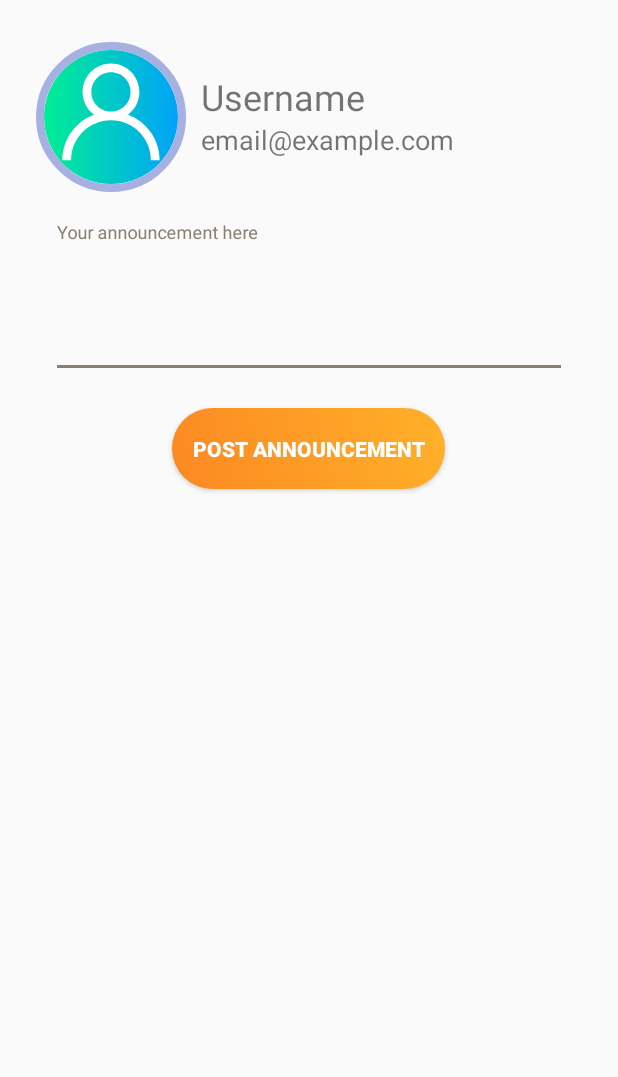
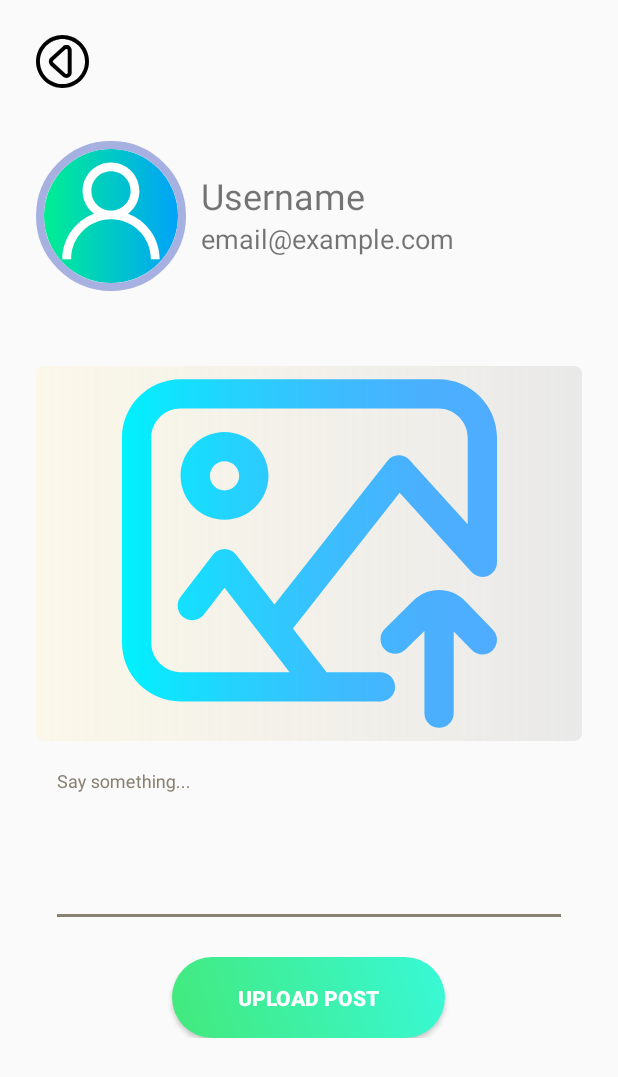
Before and after one commit to ShashankBiplav/PackTalk, an Android app: the CreatePost screen opened directly, with no data from a screen before it, on a phone screen of 412 x 824 dp. Shown: the top 1077 px of the screen. Run offline under Robolectric (Android 15) with nearby library versions, the phone set to English and light mode, and no system bars; our stand-ins replace CircleImageView; libraries missing offline, so code that uses them is left out: com.parse, com.shashank.sony; Roboto replaces fonts that are not available here; 5 statements that could not run were skipped.

Commit message:
Implemented CreatePost activity front and backend!

```diff
--- a/app/src/main/java/com/example/packtalk/activities/allactivities/CreatePost.java
+++ b/app/src/main/java/com/example/packtalk/activities/allactivities/CreatePost.java
@@ -1,16 +1,230 @@
 package com.example.packtalk.activities.allactivities;
 
+import androidx.annotation.NonNull;
+import androidx.annotation.Nullable;
 import androidx.appcompat.app.AppCompatActivity;
+import androidx.core.app.ActivityCompat;
 
+import android.Manifest;
+import android.app.Activity;
+import android.app.ProgressDialog;
+import android.content.Intent;
+import android.content.pm.PackageManager;
+import android.database.Cursor;
+import android.graphics.Bitmap;
+import android.graphics.BitmapFactory;
+import android.net.Uri;
+import android.os.Build;
 import android.os.Bundle;
+import android.provider.MediaStore;
+import android.view.View;
+import android.widget.Button;
+import android.widget.EditText;
+import android.widget.ImageView;
+import android.widget.TextView;
+import android.widget.Toast;
 
 import com.example.packtalk.R;
+import com.parse.GetDataCallback;
+import com.parse.ParseException;
+import com.parse.ParseFile;
+import com.parse.ParseObject;
+import com.parse.ParseUser;
+import com.parse.SaveCallback;
+import com.shashank.sony.fancytoastlib.FancyToast;
 
-public class CreatePost extends AppCompatActivity {
+import java.io.ByteArrayOutputStream;
+
+public class CreatePost extends AppCompatActivity implements View.OnClickListener {
+
+    //UI components
+    private TextView cPActivityUsername, cPActivityEmail;
+    private EditText editTextUserCPActivity;
+    private Button buttonUploadPostCPActivity;
+    private ImageView profilePictureCPActivity, imageViewCPActivityUploadImage, imageViewBackButtonCPActivity;
+    private Bitmap receivedImageBitmap;
+    private ParseUser currentUser;
+
 
     @Override
     protected void onCreate(Bundle savedInstanceState) {
         super.onCreate(savedInstanceState);
         setContentView(R.layout.activity_create_post);
+
+        cPActivityUsername =findViewById(R.id.cPActivityUsername);
+        cPActivityEmail = findViewById(R.id.cPActivityEmail);
+        editTextUserCPActivity = findViewById(R.id.editTextUserCPActivity);
+        buttonUploadPostCPActivity = findViewById(R.id.buttonUploadPostCPActivity);
+        profilePictureCPActivity = findViewById(R.id.profilePictureCPActivity);
+        imageViewCPActivityUploadImage = findViewById(R.id.imageViewCPActivityUploadImage);
+        imageViewBackButtonCPActivity = findViewById(R.id.imageViewBackButtonCPActivity);
+        //calling parseServer for user information access
+        currentUser = ParseUser.getCurrentUser();
+
+        //setting up profile picture from parse server
+        ParseFile profilePicture = (ParseFile) currentUser.get("profilePicture");
+        if(profilePicture !=null) {
+            profilePicture.getDataInBackground(new GetDataCallback() {
+                @Override
+                public void done(byte[] data, ParseException e) {
+                    if (data != null && e == null) {
+                        Bitmap bitmap = BitmapFactory.decodeByteArray(data, 0, data.length);
+                        profilePictureCPActivity.setImageBitmap(bitmap);
+                    } else {
+                        profilePictureCPActivity.setImageResource(R.drawable.ic_defaultprofilepicture);
+                    }
+                }
+            });
+        }else {
+            profilePictureCPActivity.setImageResource(R.drawable.ic_defaultprofilepicture);
+        }
+        cPActivityUsername.setText(currentUser.getUsername());
+        cPActivityEmail.setText(currentUser.getEmail());
+
+        //setting on click listener on image view and button
+        imageViewCPActivityUploadImage.setOnClickListener(CreatePost.this);
+        buttonUploadPostCPActivity.setOnClickListener(CreatePost.this);
+        imageViewBackButtonCPActivity.setOnClickListener(this);
+
+    }
+
+    @Override
+    public void onClick(View view) {
+        switch (view.getId()){
+            case R.id.imageViewCPActivityUploadImage:
+                //if user's device has Android Marshmallow or API 23 or above and whether user has already given
+                //the permission is not equal to Permission Granted then ask for permission again
+                if (Build.VERSION.SDK_INT >= 23 && ActivityCompat.checkSelfPermission(getApplicationContext(),
+                        Manifest.permission.READ_EXTERNAL_STORAGE) != PackageManager.PERMISSION_GRANTED){
+
+                    requestPermissions(new String[] {Manifest.permission.READ_EXTERNAL_STORAGE}, 1000);
+
+                }
+                else{
+
+                    getChosenImage();
+
+                }
+                break;
+            case R.id.buttonUploadPostCPActivity:
+
+                if (receivedImageBitmap != null ){
+                    if (editTextUserCPActivity.getText().toString().equals("")){
+                        FancyToast.makeText(CreatePost.this,
+                                "Please say something , description cannot be empty !" ,
+                                Toast.LENGTH_LONG, FancyToast.WARNING,
+                                true).show();
+                    }
+                    else {
+
+                        //uploading the Image to the parse server
+                        ByteArrayOutputStream byteArrayOutputStream =new ByteArrayOutputStream();
+                        receivedImageBitmap.compress(Bitmap.CompressFormat.JPEG, 100, byteArrayOutputStream);
+                        byte[] bytes = byteArrayOutputStream.toByteArray();
+                        ParseFile parseFile = new ParseFile("uploaded.png",bytes);
+                        ParseObject parseObject = new ParseObject("Posts");
+                        parseObject.put("uploadedImage", parseFile);
+
+                        parseObject.put("description",editTextUserCPActivity.getText().toString());
+                        parseObject.put("username",ParseUser.getCurrentUser().getUsername());
+                        parseObject.put("email",ParseUser.getCurrentUser().getEmail());
+
+                        final ProgressDialog progressDialog = ProgressDialog.show(this,
+                                "Uploading Post", "Please wait...", true);
+
+
+                        parseObject.saveInBackground(new SaveCallback() {
+                            @Override
+                            public void done(ParseException e) {
+                                if (e == null) {
+                                    FancyToast.makeText(CreatePost.this,
+                                            currentUser.getUsername() + "'s post has been uploaded successfully!",
+                                            Toast.LENGTH_SHORT, FancyToast.SUCCESS,
+                                            true).show();
+                                    Intent intent = new Intent(CreatePost.this, HomeActivity.class);
+                                    startActivity(intent);
+                                    finish();
+                                }
+                                else {
+                                    FancyToast.makeText(CreatePost.this,
+                                            "An error occurred!" + "\n" + e.getMessage(),
+                                            Toast.LENGTH_LONG, FancyToast.ERROR,
+                                            true).show();
+                                }
+                                progressDialog.dismiss();
+                            }
+                        });
+
+                    }
+                }
+                else{
+                    FancyToast.makeText(CreatePost.this,
+                            "Please select an image to upload !" ,
+                            Toast.LENGTH_LONG, FancyToast.WARNING,
+                            true).show();
+                }
+
+                break;
+            case R.id.imageViewBackButtonCPActivity:
+                Intent intent = new Intent(CreatePost.this, HomeActivity.class);
+                startActivity(intent);
+                finish();
+                break;
+
+        }
+    }
+
+    private void getChosenImage() {
+//        FancyToast.makeText(CreatePost.this, "now we can access images",
+//                Toast.LENGTH_SHORT, FancyToast.SUCCESS, true).show();
+
+                Intent intent = new Intent(Intent.ACTION_PICK,
+                        MediaStore.Images.Media.EXTERNAL_CONTENT_URI);
+        startActivityForResult(intent, 2000);
+    }
+
+    @Override
+    public void onRequestPermissionsResult(int requestCode, @NonNull String[] permissions, @NonNull int[] grantResults) {
+        super.onRequestPermissionsResult(requestCode, permissions, grantResults);
+        if (requestCode == 1000){
+
+            if (grantResults.length > 0 && grantResults[0] ==
+                    PackageManager.PERMISSION_GRANTED){
+
+                getChosenImage();
+
+            }
+
+        }
+    }
+
+    @Override
+    protected void onActivityResult(int requestCode, int resultCode, @Nullable Intent data) {
+        super.onActivityResult(requestCode, resultCode, data);
+
+        if (requestCode == 2000){
+
+            if (resultCode == Activity.RESULT_OK){
+
+                try {
+                    Uri selectedImage = data.getData();
+                    String[] filePathCoulmn = {MediaStore.Images.Media.DATA};
+                    Cursor cursor = this.getContentResolver().
+                            query(selectedImage, filePathCoulmn, null, null,null);
+                    cursor.moveToFirst();
+                    int coulmnIndex = cursor.getColumnIndex(filePathCoulmn[0]);
+                    String picturePath = cursor.getString(coulmnIndex);
+                    cursor.close();
+
+                    receivedImageBitmap = BitmapFactory.decodeFile(picturePath);
+                    imageViewCPActivityUploadImage.setImageBitmap(receivedImageBitmap);
+                }
+                catch (Exception e){
+                    e.printStackTrace();
+                }
+
+            }
+
+        }
     }
 }
--- a/app/src/main/java/com/example/packtalk/activities/allactivities/UpdateProfile.java
+++ b/app/src/main/java/com/example/packtalk/activities/allactivities/UpdateProfile.java
@@ -166,8 +166,8 @@ public class UpdateProfile extends AppCompatActivity implements View.OnClickList
                 else {
 
                     FancyToast.makeText(UpdateProfile.this,
-                            "Please Upload A Profile Picture" ,
-                            Toast.LENGTH_LONG, FancyToast.ERROR,
+                            "Please select an image for your Profile Picture !" ,
+                            Toast.LENGTH_LONG, FancyToast.WARNING,
                             true).show();
 
                 }
--- a/app/src/main/java/com/example/packtalk/activities/fragments/AnnouncementsTab.java
+++ b/app/src/main/java/com/example/packtalk/activities/fragments/AnnouncementsTab.java
@@ -62,7 +62,7 @@ public class AnnouncementsTab extends Fragment{
 
             try {
 
-                final ProgressDialog progressDialog = ProgressDialog.show(getActivity(), "Loading Announcements...", "Please wait...", true);
+                final ProgressDialog progressDialog = ProgressDialog.show(getActivity(), "Loading Announcements", "Please wait...", true);
 
 
                 ParseQuery<ParseObject> parseQuery = ParseQuery.getQuery("myAnnouncement");
--- /dev/null
+++ b/app/src/main/res/drawable/create_post_button_bk.xml
@@ -0,0 +1,18 @@
+<?xml version="1.0" encoding="utf-8"?>
+<shape xmlns:android="http://schemas.android.com/apk/res/android"
+    android:shape="rectangle" >
+    <corners
+        android:radius="27dp"
+        />
+    <gradient
+        android:angle="45"
+        android:centerX="35%"
+        android:startColor="#43e97b"
+        android:endColor="#38f9d7"
+        android:type="linear"
+        />
+    <size
+        android:width="182dp"
+        android:height="54dp"
+        />
+</shape>
--- /dev/null
+++ b/app/src/main/res/drawable/ic_upload_image.xml
@@ -0,0 +1,25 @@
+<vector xmlns:android="http://schemas.android.com/apk/res/android"
+    xmlns:aapt="http://schemas.android.com/aapt"
+    android:width="512dp"
+    android:height="512dp"
+    android:viewportWidth="512.0002"
+    android:viewportHeight="512">
+  <path
+      android:pathData="m432,18h-352c-44.113,0 -80,35.887 -80,80v280c0,44.113 35.887,80 80,80h273c11.047,0 20,-8.953 20,-20s-8.953,-20 -20,-20h-73.664l-45.984,-59.656 145.723,-185.348 98.098,108.422c5.547,6.137 14.301,8.219 22.02,5.246 7.715,-2.977 12.809,-10.395 12.809,-18.664v-170c0,-44.113 -35.887,-80 -80,-80zM472,216.086 L392.832,128.582c-3.953,-4.371 -9.641,-6.785 -15.523,-6.57 -5.887,0.207 -11.387,2.996 -15.031,7.629l-154.117,196.023 -52.32,-67.875c-3.785,-4.91 -9.637,-7.789 -15.84,-7.789 -0.004,0 -0.008,0 -0.012,0 -6.203,0.004 -12.059,2.887 -15.84,7.805l-44.016,57.219c-6.734,8.758 -5.098,21.313 3.656,28.047 8.758,6.738 21.313,5.098 28.051,-3.656l28.176,-36.633 88.816,115.219h-148.832c-22.055,0 -40,-17.945 -40,-40v-280c0,-22.055 17.945,-40 40,-40h352c22.055,0 40,17.945 40,40zM140,90c-33.086,0 -60,26.918 -60,60 0,33.086 26.914,60 60,60s60,-26.914 60,-60c0,-33.082 -26.914,-60 -60,-60zM140,170c-11.027,0 -20,-8.973 -20,-20s8.973,-20 20,-20 20,8.973 20,20 -8.973,20 -20,20zM506.371,360.09c7.684,7.938 7.477,20.598 -0.461,28.281 -3.883,3.758 -8.898,5.629 -13.906,5.629 -5.23,0 -10.449,-2.035 -14.375,-6.09l-24.738,-25.555v111.645c0,11.047 -8.953,20 -20,20 -11.043,0 -20,-8.953 -20,-20v-112.254l-25.844,25.492c-7.867,7.758 -20.531,7.668 -28.285,-0.195 -7.758,-7.863 -7.668,-20.527 0.195,-28.281l38.613,-38.086c9.438,-9.465 21.977,-14.676 35.32,-14.676 13.383,0 25.961,5.242 35.41,14.762 0.059,0.059 0.117,0.121 0.176,0.18zM506.371,360.09">
+    <aapt:attr name="android:fillColor">
+      <gradient
+          android:startY="238.00008"
+          android:startX="0"
+          android:endY="238.00008"
+          android:endX="512"
+          android:type="linear">
+        <item android:offset="0" android:color="#FF00F2FE"/>
+        <item android:offset="0.0208" android:color="#FF03EFFE"/>
+        <item android:offset="0.2931" android:color="#FF24D2FE"/>
+        <item android:offset="0.5538" android:color="#FF3CBDFE"/>
+        <item android:offset="0.7956" android:color="#FF4AB0FE"/>
+        <item android:offset="1" android:color="#FF4FACFE"/>
+      </gradient>
+    </aapt:attr>
+  </path>
+</vector>
--- /dev/null
+++ b/app/src/main/res/drawable/myrect.xml
@@ -0,0 +1,13 @@
+<?xml version="1.0" encoding="utf-8"?>
+<shape xmlns:android="http://schemas.android.com/apk/res/android"
+    android:shape="rectangle">
+    <solid android:color="#42000000" />
+    <corners android:radius="5dp" />
+    <gradient
+        android:angle="360"
+        android:centerX="35%"
+        android:startColor="#FFEFBA"
+        android:endColor="#42000000"
+        android:type="linear"
+        />
+</shape>
--- a/app/src/main/res/layout/activity_create_post.xml
+++ b/app/src/main/res/layout/activity_create_post.xml
@@ -9,15 +9,38 @@
     android:layout_marginStart="24dp"
     android:layout_marginTop="8dp"
     android:orientation="vertical"
-    tools:context=".activities.allactivities.MakeAnnouncement">
+    tools:context=".activities.allactivities.CreatePost">
+
+    <ScrollView
+        android:layout_width="match_parent"
+        android:layout_height="match_parent">
+
+        <LinearLayout
+            android:layout_width="match_parent"
+            android:layout_height="wrap_content"
+            android:layout_marginTop="15dp"
+            android:layout_marginBottom="8dp"
+            android:gravity="center_horizontal"
+            android:orientation="vertical">
+
+            <ImageView
+                android:layout_width="35sp"
+                android:layout_height="35sp"
+                android:id="@+id/imageViewBackButtonCPActivity"
+                android:clickable="true"
+                android:layout_gravity="start"
+                android:src="@drawable/ic_backbutton"
+
+                android:layout_marginBottom="15sp"/>
 
             <LinearLayout
                 android:layout_width="match_parent"
                 android:layout_height="wrap_content"
                 android:orientation="horizontal">
 
-        <de.hdodenhof.circleimageview.CircleImageView xmlns:app="http://schemas.android.com/apk/res-auto"
-            android:id="@+id/CreatePostActivityProfilePicture"
+                <de.hdodenhof.circleimageview.CircleImageView
+                    xmlns:app="http://schemas.android.com/apk/res-auto"
+                    android:id="@+id/profilePictureCPActivity"
                     android:layout_width="100sp"
                     android:layout_height="100sp"
                     android:clickable="true"
@@ -34,7 +57,7 @@
                     android:orientation="vertical">
 
                     <TextView
-                android:id="@+id/announcementActivityUsername"
+                        android:id="@+id/cPActivityUsername"
                         android:layout_width="wrap_content"
                         android:layout_height="wrap_content"
                         android:fontFamily="@font/leckerli_one"
@@ -44,7 +67,7 @@
                         android:layout_marginStart="10dp"/>
 
                     <TextView
-                android:id="@+id/announcementActivityEmail"
+                        android:id="@+id/cPActivityEmail"
                         android:layout_width="wrap_content"
                         android:layout_height="wrap_content"
                         android:fontFamily="@font/sacramento"
@@ -56,15 +79,26 @@
             </LinearLayout>
 
 
+            <ImageView
+                android:layout_width="match_parent"
+                android:layout_height="250sp"
+                android:id="@+id/imageViewCPActivityUploadImage"
+                android:layout_marginTop="50sp"
+                android:src="@drawable/ic_upload_image"
+                android:elevation="2dp"
+                android:clickable="true"
+                android:background="@drawable/myrect"
+                android:scaleType="centerInside"
+                />
             <com.google.android.material.textfield.TextInputLayout
                 android:id="@+id/textInputEmail"
                 style="@style/parent"
                 android:layout_marginTop="@dimen/loginViewsMargin">
 
                 <EditText
-            android:id="@+id/editTextUserAnnouncement"
+                    android:id="@+id/editTextUserCPActivity"
                     style="@style/modifiedEditText"
-            android:hint="@string/your_announcement_here"
+                    android:hint="Say something..."
                     android:inputType="textMultiLine"
                     android:lines="5"
                     android:gravity="top"
@@ -72,12 +106,25 @@
                     android:layout_marginHorizontal="10dp"/>
             </com.google.android.material.textfield.TextInputLayout>
 
+<!--            <Button-->
+<!--                android:id="@+id/buttonUploadPostCPActivity"-->
+<!--                style="@style/createPostButton"-->
+<!--                android:text="Upload Post"-->
+<!--                android:layout_gravity="center_horizontal"-->
+<!--                android:layout_marginTop="20sp"-->
+<!--                android:onClick="uploadPost"/>-->
+
                 <Button
-        android:id="@+id/buttonPostAnnouncement"
-        style="@style/loginButton"
-        android:text="Post Announcement"
+                    android:id="@+id/buttonUploadPostCPActivity"
+                    style="@style/createPostButton"
+                    android:text="Upload Post"
                     android:layout_gravity="center_horizontal"
                     android:layout_marginTop="20sp"
-        android:onClick="postAnnouncement"/>
+                   />
+        </LinearLayout>
+
+
+    </ScrollView>
+
 
 </LinearLayout>
--- a/app/src/main/res/menu/app_bar_menu.xml
+++ b/app/src/main/res/menu/app_bar_menu.xml
@@ -16,4 +16,5 @@
         app:showAsAction="ifRoom"/>
 
 
+
 </menu>
--- a/app/src/main/res/values/styles.xml
+++ b/app/src/main/res/values/styles.xml
@@ -72,4 +72,9 @@
         <item name="android:textStyle">bold</item>
     </style>
 
+    <style name="createPostButton" parent="viewParent">
+        <item name="android:background">@drawable/create_post_button_bk</item>
+        <item name="android:textColor">@color/whiteTextColor</item>
+        <item name="android:textStyle">bold</item>
+    </style>
 </resources>
```
Also changed, not shown: app/src/main/java/com/example/packtalk/activities/allactivities/HomeActivity.java (+15 -1 lines), app/src/main/res/layout/activity_update_profile.xml (+5 -5 lines). Lines whose indentation alone changed are shown as unchanged.
